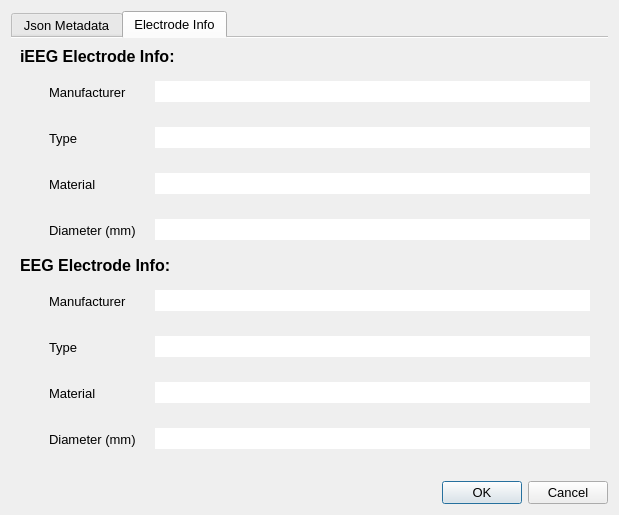
The window that widgets/settings_panel.ui (greydongilmore/data2bids) describes before a commit, drawn with Qt 5.
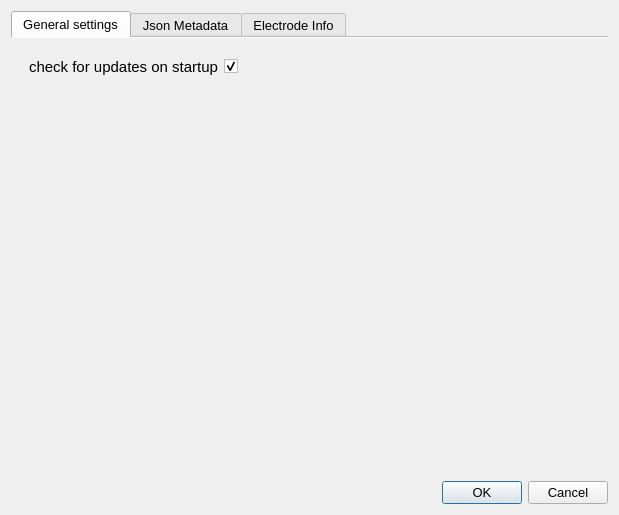
The same window after the commit. The open tabs and pages were chosen to show the change.

```diff
--- a/widgets/settings_panel.ui
+++ b/widgets/settings_panel.ui
@@ -28,6 +28,86 @@
      <property name="documentMode">
       <bool>true</bool>
      </property>
+     <widget class="QWidget" name="tab">
+      <attribute name="title">
+       <string>General settings</string>
+      </attribute>
+      <layout class="QGridLayout" name="gridLayout_2">
+       <item row="0" column="0" alignment="Qt::AlignLeft">
+        <widget class="QWidget" name="widgetLab_2" native="true">
+         <property name="sizePolicy">
+          <sizepolicy hsizetype="Preferred" vsizetype="Fixed">
+           <horstretch>0</horstretch>
+           <verstretch>40</verstretch>
+          </sizepolicy>
+         </property>
+         <property name="minimumSize">
+          <size>
+           <width>0</width>
+           <height>40</height>
+          </size>
+         </property>
+         <property name="maximumSize">
+          <size>
+           <width>16777215</width>
+           <height>40</height>
+          </size>
+         </property>
+         <property name="font">
+          <font>
+           <pointsize>11</pointsize>
+          </font>
+         </property>
+         <layout class="QGridLayout" name="gridLayout">
+          <item row="0" column="0">
+           <widget class="QLabel" name="checkUpdatesLabel">
+            <property name="minimumSize">
+             <size>
+              <width>120</width>
+              <height>0</height>
+             </size>
+            </property>
+            <property name="font">
+             <font>
+              <family>Arial</family>
+              <pointsize>11</pointsize>
+              <weight>50</weight>
+              <bold>false</bold>
+             </font>
+            </property>
+            <property name="text">
+             <string>check for updates on startup</string>
+            </property>
+           </widget>
+          </item>
+          <item row="0" column="1">
+           <widget class="QCheckBox" name="checkUpdates">
+            <property name="text">
+             <string/>
+            </property>
+            <property name="checked">
+             <bool>true</bool>
+            </property>
+           </widget>
+          </item>
+         </layout>
+        </widget>
+       </item>
+       <item row="1" column="0">
+        <spacer name="verticalSpacer_3">
+         <property name="orientation">
+          <enum>Qt::Vertical</enum>
+         </property>
+         <property name="sizeHint" stdset="0">
+          <size>
+           <width>20</width>
+           <height>40</height>
+          </size>
+         </property>
+        </spacer>
+       </item>
+      </layout>
+     </widget>
      <widget class="QWidget" name="tabJson">
       <attribute name="title">
        <string>Json Metadata</string>
```
Left out of the diff: 2 changed lines with no effect on the pictures.
